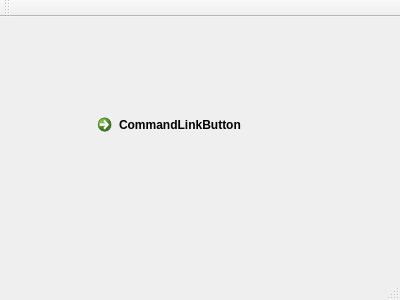
cpp-lv425/PairStormIDE, file src/mainwindow/mainwindow.ui: the form before one commit.
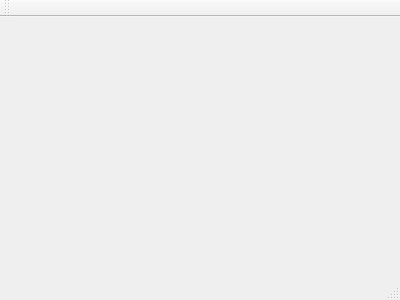
The form after the commit.

```diff
--- a/src/mainwindow/mainwindow.ui
+++ b/src/mainwindow/mainwindow.ui
@@ -13,21 +13,7 @@
   <property name="windowTitle">
    <string>MainWindow</string>
   </property>
-  <widget class="QWidget" name="centralWidget">
-   <widget class="QCommandLinkButton" name="commandLinkButton">
-    <property name="geometry">
-     <rect>
-      <x>90</x>
-      <y>90</y>
-      <width>168</width>
-      <height>41</height>
-     </rect>
-    </property>
-    <property name="text">
-     <string>CommandLinkButton</string>
-    </property>
-   </widget>
-  </widget>
+  <widget class="QWidget" name="centralWidget"/>
   <widget class="QMenuBar" name="menuBar">
    <property name="geometry">
     <rect>
```
